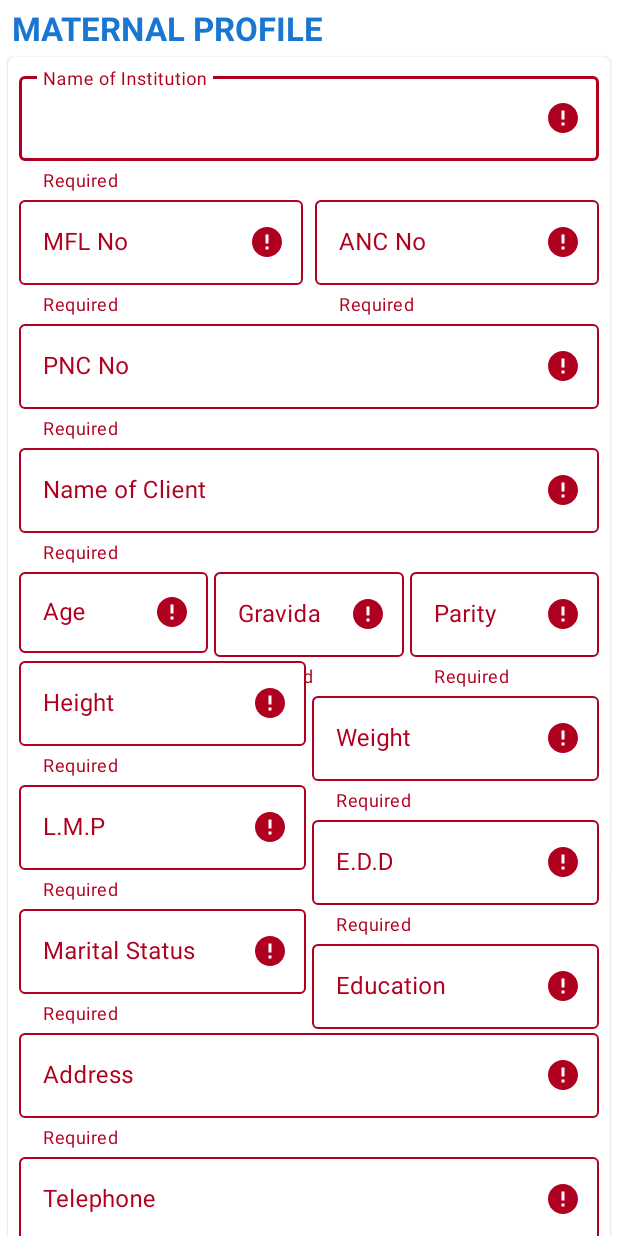
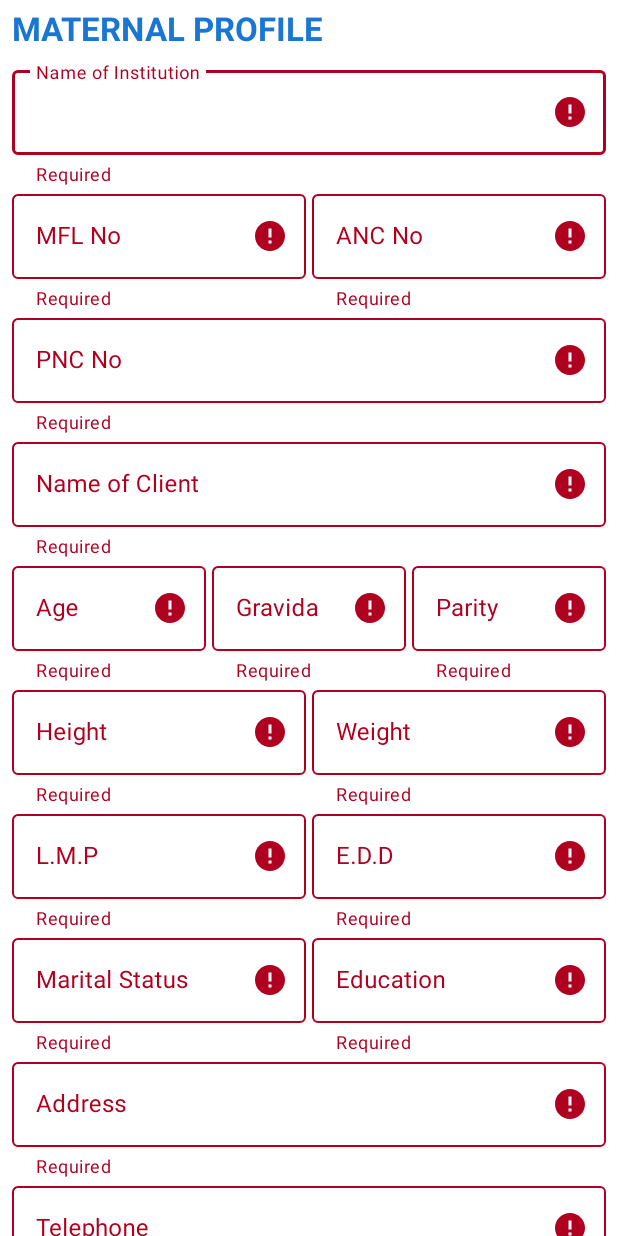
Before and after one commit to polojerry/Linda-Jamii, an Android app: the fragment MaternalProfileFragment shown on its own in the app's theme, after a tap on "MEDICAL HISTORY", on a phone screen of 412 x 824 dp. Run offline under Robolectric (Android 15) with nearby library versions, the phone set to English and light mode, and no system bars; our stand-ins replace Firebase (no records; nobody signed in at launch, a user with empty details on screens opened directly), data binding.

Commit message:
fragment_maternal_profile.xml design done

```diff
--- a/app/src/main/java/com/polotechnologies/lindajamii/ui/initialvisit/maternalProfile/MaternalProfileFragment.kt
+++ b/app/src/main/java/com/polotechnologies/lindajamii/ui/initialvisit/maternalProfile/MaternalProfileFragment.kt
@@ -36,7 +36,7 @@ class MaternalProfileFragment : Fragment() {
         mViewModel = ViewModelProvider(this, factory)[MaternalProfileViewModel::class.java]
 
         mBinding.buttonNextMedicalSurgicalHistory.setOnClickListener {
-            if(!mViewModel.isFieldsEmpty()){
+            if(mViewModel.isFieldsValid()){
                 Toast.makeText(context!!.applicationContext, "All Valid", Toast.LENGTH_SHORT).show()
             }
         }
--- a/app/src/main/java/com/polotechnologies/lindajamii/ui/initialvisit/maternalProfile/MaternalProfileViewModel.kt
+++ b/app/src/main/java/com/polotechnologies/lindajamii/ui/initialvisit/maternalProfile/MaternalProfileViewModel.kt
@@ -23,13 +23,14 @@ class MaternalProfileViewModel(
     private var edd = ""
     private var maritalStatus = ""
     private var education = ""
+    private var address = ""
     private var telephone = ""
     private var nextOfKin = ""
     private var relationShip = ""
     private var nextOfKinContact = ""
 
 
-    fun isFieldsEmpty(): Boolean {
+    fun isFieldsValid(): Boolean {
         var isValid = false
 
         nameOfInstitution = mBinding.textMaternalProfileNameOfInstitution.text.toString()
@@ -39,79 +40,114 @@ class MaternalProfileViewModel(
         nameOfClient = mBinding.textMaternalProfileNameOfClient.text.toString()
         ageOfClient = mBinding.textMaternalProfileAge.text.toString()
         gravida = mBinding.textMaternalProfileGravida.text.toString()
-        parity =mBinding.textMaternalProfileParity.text.toString()
+        parity = mBinding.textMaternalProfileParity.text.toString()
         height = mBinding.textMaternalProfileParity.text.toString()
         weight = mBinding.textMaternalProfileHeight.text.toString()
         lmp = mBinding.textMaternalProfileLmp.text.toString()
         edd = mBinding.textMaternalProfileEdd.text.toString()
         maritalStatus = mBinding.textMaternalProfileMaritalStatus.text.toString()
         education = mBinding.textMaternalProfileAddress.text.toString()
-        telephone =mBinding.textMaternalProfileTelephone.text.toString()
+        address = mBinding.textMaternalProfileAddress.text.toString()
+        telephone = mBinding.textMaternalProfileTelephone.text.toString()
         nextOfKin = mBinding.textMaternalProfileNextOfKin.text.toString()
         relationShip = mBinding.textMaternalProfileRelationship.text.toString()
-        nextOfKinContact =mBinding.textLayoutProfileContactPhone.text.toString()
+        nextOfKinContact = mBinding.textLayoutProfileContactPhone.text.toString()
 
 
-        if (nextOfKinContact == "")
+        if (nameOfInstitution == ""){
+            isValid = false
             mBinding.textLayoutMaternalProfileInstitutionName.error = "Required"
+        }
 
-        if (nextOfKinContact == "") {
+        if (nameOfClient == "") {
+            isValid = false
             mBinding.textLayoutMaternalProfileMflNumber.error = "Required"
+            isValid = false
+        }
+        if (ancNumber == "") {
+            isValid = false
+            mBinding.textLayoutMaternalProfileAncNumber.error = "Required"
+        }
+        if (pncNumber == "") {
+            isValid = false
+            mBinding.textLayoutMaternalProfilePncNumber.error = "Required"
+        }
+        if (nameOfClient == "") {
+            mBinding.textLayoutMaternalProfileClientName.error = "Required"
+            isValid = false
+        }
+        if (ageOfClient == "") {
+            isValid = false
+            mBinding.textLayoutMaternalProfileAge.error = "Required"
+        }
+        if (gravida == "") {
+
+            isValid = false
+            mBinding.textLayoutMaternalProfileGravida.error = "Required"
+        }
+        if (parity == "") {
+
+            isValid = false
+            mBinding.textLayoutMaternalProfileParity.error = "Required"
+        }
+        if (height == "") {
+
+            isValid = false
+            mBinding.textLayoutMaternalProfileHeight.error = "Required"
+        }
+        if (weight == "") {
+            isValid = false
+            mBinding.textLayoutMaternalProfileWeight.error = "Required"
+
+        }
+        if (lmp == "") {
+
+            isValid = false
+            mBinding.textLayoutMaternalProfileLmp.error = "Required"
+        }
+        if (edd == "") {
+
+            isValid = false
+            mBinding.textLayoutMaternalProfileEdd.error = "Required"
+        }
+        if (maritalStatus == "") {
+            isValid = false
+            mBinding.textLayoutMaternalProfileMaritalStatus.error = "Required"
+        }
+        if (education == "") {
+            isValid = false
+            mBinding.textLayoutMaternalProfileEducation.error = "Required"
+        }
+        if (address == "") {
+            isValid = false
+            mBinding.textLayoutMaternalProfileAddress.error = "Required"
+        }
+        if (telephone == "") {
+            isValid = false
+            mBinding.textLayoutMaternalProfileTelephone.error = "Required"
+        }
+        if (nextOfKin == "") {
+            isValid = false
+            mBinding.textLayoutMaternalProfileNextOfKin.error = "Required"
+        }
+        if (relationShip == "") {
+            isValid = false
+            mBinding.textLayoutMaternalProfileRelationship.error = "Required"
         }
         if (nextOfKinContact == "") {
-            mBinding.textLayoutMaternalProfileAncNumber.error = "Required"
-        }
-        if (nextOfKinContact == "") {
-            mBinding.textLayoutMaternalProfilePncNumber.error = "Required"
-        }
-        if (nextOfKinContact == "") {
-            mBinding.textLayoutMaternalProfileClientName.error = "Required"
-        }
-        if (nextOfKinContact == "") {
-            mBinding.textLayoutMaternalProfileAge.error = "Required"
-        }
-        if (nextOfKinContact == "") {
-            mBinding.textLayoutMaternalProfileGravida.error = "Required"
-        }
-        if (nextOfKinContact == "") {
-            mBinding.textLayoutMaternalProfileParity.error = "Required"
-        }
-        if (nextOfKinContact == "") {
-            mBinding.textLayoutMaternalProfileHeight.error = "Required"
-        }
-        if (nextOfKinContact == "") {
-            mBinding.textLayoutMaternalProfileWeight.error = "Required"
-        }
-        if (nextOfKinContact == "") {
-            mBinding.textLayoutMaternalProfileLmp.error = "Required"
-        }
-        if (nextOfKinContact == "") {
-            mBinding.textLayoutMaternalProfileEdd.error = "Required"
-        }
-        if (nextOfKinContact == "") {
-            mBinding.textLayoutMaternalProfileMaritalStatus.error = "Required"
-        }
-        if (nextOfKinContact == "") {
-            mBinding.textLayoutMaternalProfileEducation.error = "Required"
-        }
-        if (nextOfKinContact == "") {
-            mBinding.textLayoutMaternalProfileAddress.error = "Required"
-        }
-        if (nextOfKinContact == "") {
-            mBinding.textLayoutMaternalProfileTelephone.error = "Required"
-        }
-        if (nextOfKinContact == "") {
-            mBinding.textLayoutMaternalProfileNextOfKin.error = "Required"
-        }
-        if (nextOfKinContact == "") {
-            mBinding.textMaternalProfileRelationship.error = "Required"
-        }
-        if (nextOfKinContact == "") {
+            isValid = false
             mBinding.textLayoutMaternalProfileNextOfKinContactPhone.error = "Required"
+
 
         }
 
-        isValid = true
+        if (nameOfInstitution != "" && mflNumber != "" && ancNumber != "" && pncNumber != "" && nameOfClient != ""
+            && ageOfClient != "" && gravida != "" && parity != "" && height != "" && weight != "" && lmp != ""
+            && edd != "" && maritalStatus != "" && education != "" && address != "" && telephone != "" && nextOfKin != ""
+            && relationShip != "" && nextOfKinContact != ""
+        ) {
+            isValid = true
+        }
 
         return isValid
 
--- a/app/src/main/res/layout/fragment_maternal_profile.xml
+++ b/app/src/main/res/layout/fragment_maternal_profile.xml
@@ -32,14 +32,6 @@
             app:layout_constraintStart_toStartOf="parent"
             app:layout_constraintTop_toBottomOf="@+id/text_label_maternal_profile">
 
-            <com.google.android.material.card.MaterialCardView
-                android:id="@+id/card_maternal_profile"
-                android:layout_width="match_parent"
-                android:layout_height="match_parent"
-                android:layout_marginStart="2dp"
-                android:layout_marginEnd="2dp"
-                app:cardBackgroundColor="@color/colorTextIcons"
-                app:cardUseCompatPadding="true">
 
             <androidx.constraintlayout.widget.ConstraintLayout
                 android:layout_width="match_parent"
@@ -48,7 +40,7 @@
                 <com.google.android.material.textfield.TextInputLayout
                     android:id="@+id/text_layout_maternal_profile_institution_name"
                     style="@style/Theme.LindaJamii.TextInputLayout.Outlined"
-                        android:layout_width="match_parent"
+                    android:layout_width="0dp"
                     android:layout_height="wrap_content"
                     android:layout_marginStart="8dp"
                     android:layout_marginTop="8dp"
@@ -71,9 +63,8 @@
                     style="@style/Theme.LindaJamii.TextInputLayout.Outlined"
                     android:layout_width="0dp"
                     android:layout_height="wrap_content"
-                        android:layout_marginEnd="4dp"
+                    android:layout_marginEnd="2dp"
                     app:layout_constraintEnd_toStartOf="@+id/text_layout_maternal_profile_anc_number"
-                        app:layout_constraintHorizontal_bias="0.5"
                     app:layout_constraintStart_toStartOf="@+id/text_layout_maternal_profile_institution_name"
                     app:layout_constraintTop_toBottomOf="@+id/text_layout_maternal_profile_institution_name">
 
@@ -91,7 +82,7 @@
                     style="@style/Theme.LindaJamii.TextInputLayout.Outlined"
                     android:layout_width="0dp"
                     android:layout_height="wrap_content"
-                        android:layout_marginStart="4dp"
+                    android:layout_marginStart="2dp"
                     app:layout_constraintEnd_toEndOf="@+id/text_layout_maternal_profile_institution_name"
                     app:layout_constraintStart_toEndOf="@+id/text_layout_maternal_profile_mfl_number"
                     app:layout_constraintTop_toBottomOf="@+id/text_layout_maternal_profile_institution_name">
@@ -126,10 +117,8 @@
                 <com.google.android.material.textfield.TextInputLayout
                     android:id="@+id/text_layout_maternal_profile_client_name"
                     style="@style/Theme.LindaJamii.TextInputLayout.Outlined"
-                        android:layout_width="match_parent"
+                    android:layout_width="0dp"
                     android:layout_height="wrap_content"
-                        android:layout_marginStart="8dp"
-                        android:layout_marginEnd="8dp"
                     app:layout_constraintEnd_toEndOf="@+id/text_layout_maternal_profile_pnc_number"
                     app:layout_constraintStart_toStartOf="@+id/text_layout_maternal_profile_pnc_number"
                     app:layout_constraintTop_toBottomOf="@+id/text_layout_maternal_profile_pnc_number">
@@ -147,7 +136,7 @@
                     android:id="@+id/text_layout_maternal_profile_age"
                     style="@style/Theme.LindaJamii.TextInputLayout.Outlined"
                     android:layout_width="0dp"
-                        android:layout_height="59dp"
+                    android:layout_height="wrap_content"
                     android:layout_marginEnd="2dp"
                     app:layout_constraintEnd_toStartOf="@+id/text_layout_maternal_profile_gravida"
                     app:layout_constraintStart_toStartOf="@+id/text_layout_maternal_profile_client_name"
@@ -181,7 +170,6 @@
                         android:inputType="number" />
 
                 </com.google.android.material.textfield.TextInputLayout>
-
 
                 <com.google.android.material.textfield.TextInputLayout
                     android:id="@+id/text_layout_maternal_profile_parity"
@@ -229,7 +217,7 @@
                     android:layout_marginStart="2dp"
                     app:layout_constraintEnd_toEndOf="@+id/text_layout_maternal_profile_parity"
                     app:layout_constraintStart_toEndOf="@+id/text_layout_maternal_profile_height"
-                        app:layout_constraintTop_toBottomOf="@+id/text_layout_maternal_profile_gravida">
+                    app:layout_constraintTop_toTopOf="@+id/text_layout_maternal_profile_height">
 
                     <com.google.android.material.textfield.TextInputEditText
                         android:id="@+id/text_maternal_profile_weight"
@@ -245,9 +233,9 @@
                     style="@style/Theme.LindaJamii.TextInputLayout.Outlined"
                     android:layout_width="0dp"
                     android:layout_height="wrap_content"
+                    android:layout_marginTop="0dp"
                     android:layout_marginEnd="2dp"
                     app:layout_constraintEnd_toStartOf="@+id/text_layout_maternal_profile_edd"
-                        app:layout_constraintHorizontal_bias="0.5"
                     app:layout_constraintStart_toStartOf="@+id/text_layout_maternal_profile_height"
                     app:layout_constraintTop_toBottomOf="@+id/text_layout_maternal_profile_height">
 
@@ -267,9 +255,8 @@
                     android:layout_height="wrap_content"
                     android:layout_marginStart="2dp"
                     app:layout_constraintEnd_toEndOf="@+id/text_layout_maternal_profile_weight"
-                        app:layout_constraintHorizontal_bias="0.5"
                     app:layout_constraintStart_toEndOf="@+id/text_layout_maternal_profile_lmp"
-                        app:layout_constraintTop_toBottomOf="@+id/text_layout_maternal_profile_weight">
+                    app:layout_constraintTop_toBottomOf="@+id/text_layout_maternal_profile_height">
 
                     <com.google.android.material.textfield.TextInputEditText
                         android:id="@+id/text_maternal_profile_edd"
@@ -307,7 +294,7 @@
                     android:layout_marginStart="2dp"
                     app:layout_constraintEnd_toEndOf="@+id/text_layout_maternal_profile_edd"
                     app:layout_constraintStart_toEndOf="@+id/text_layout_maternal_profile_marital_status"
-                        app:layout_constraintTop_toBottomOf="@+id/text_layout_maternal_profile_edd">
+                    app:layout_constraintTop_toBottomOf="@+id/text_layout_maternal_profile_lmp">
 
                     <com.google.android.material.textfield.TextInputEditText
                         android:id="@+id/text_maternal_profile_education"
@@ -323,8 +310,7 @@
                     style="@style/Theme.LindaJamii.TextInputLayout.Outlined"
                     android:layout_width="0dp"
                     android:layout_height="wrap_content"
-                        android:layout_marginEnd="8dp"
-                        app:layout_constraintEnd_toEndOf="parent"
+                    app:layout_constraintEnd_toEndOf="@+id/text_layout_maternal_profile_education"
                     app:layout_constraintStart_toStartOf="@+id/text_layout_maternal_profile_marital_status"
                     app:layout_constraintTop_toBottomOf="@+id/text_layout_maternal_profile_marital_status">
 
@@ -362,7 +348,6 @@
                     android:layout_height="wrap_content"
                     android:layout_marginEnd="2dp"
                     app:layout_constraintEnd_toStartOf="@+id/text_layout_maternal_profile_relationship"
-                        app:layout_constraintHorizontal_chainStyle="spread"
                     app:layout_constraintStart_toStartOf="@+id/text_layout_maternal_profile_telephone"
                     app:layout_constraintTop_toBottomOf="@+id/text_layout_maternal_profile_telephone">
 
@@ -419,13 +404,11 @@
                     android:layout_marginTop="4dp"
                     android:text="Medical History"
                     app:icon="@drawable/ic_baseline_arrow_forward_24"
-                        app:layout_constraintEnd_toEndOf="@+id/text_layout_maternal_profile_next_of_kin_contact_phone"
+                    app:layout_constraintEnd_toEndOf="@+id/text_layout_maternal_profile_relationship"
                     app:layout_constraintTop_toBottomOf="@+id/text_layout_maternal_profile_next_of_kin_contact_phone" />
 
 
             </androidx.constraintlayout.widget.ConstraintLayout>
-
-            </com.google.android.material.card.MaterialCardView>
 
         </androidx.core.widget.NestedScrollView>
 
```
Lines whose indentation alone changed are shown as unchanged.
